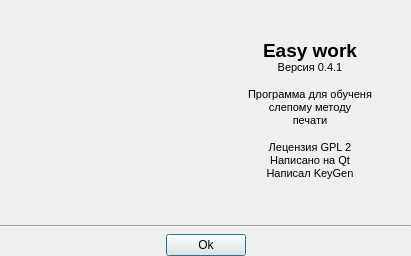
Qt form Easy-work/Plugin/what_is/ui_whatIs.ui (KeyGen/Easy-work) before a commit.
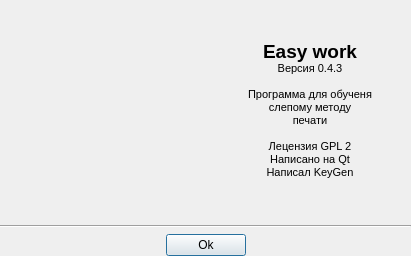
The same form after that commit. Icons and pictures are not drawn.

Commit message: Фиксация. Версия 0.4.3. Исправил ошибки, сохранения, обнавления.

Diff of the .ui file:
```diff
--- a/Easy-work/Plugin/what_is/ui_whatIs.ui
+++ b/Easy-work/Plugin/what_is/ui_whatIs.ui
@@ -40,8 +40,8 @@
           <string>&lt;!DOCTYPE HTML PUBLIC &quot;-//W3C//DTD HTML 4.0//EN&quot; &quot;http://www.w3.org/TR/REC-html40/strict.dtd&quot;&gt;
 &lt;html&gt;&lt;head&gt;&lt;meta name=&quot;qrichtext&quot; content=&quot;1&quot; /&gt;&lt;style type=&quot;text/css&quot;&gt;
 p, li { white-space: pre-wrap; }
-&lt;/style&gt;&lt;/head&gt;&lt;body style=&quot; font-family:'Ubuntu'; font-size:9pt; font-weight:400; font-style:normal;&quot;&gt;
-&lt;p align=&quot;center&quot; style=&quot; margin-top:12px; margin-bottom:12px; margin-left:0px; margin-right:0px; -qt-block-indent:0; text-indent:0px;&quot;&gt;&lt;span style=&quot; font-family:'MS Shell Dlg 2'; font-size:14pt; font-weight:600;&quot;&gt;Easy work &lt;/span&gt;&lt;span style=&quot; font-family:'MS Shell Dlg 2'; font-size:8pt;&quot;&gt;&lt;br /&gt;Версия 0.4.1&lt;br /&gt;&lt;br /&gt;Программа для обученя&lt;br /&gt;слепому методу&lt;br /&gt;печати&lt;br /&gt;&lt;br /&gt;Лецензия GPL 2&lt;br /&gt;Написано на Qt&lt;br /&gt;Написал KeyGen&lt;/span&gt;&lt;/p&gt;&lt;/body&gt;&lt;/html&gt;</string>
+&lt;/style&gt;&lt;/head&gt;&lt;body style=&quot; font-family:'MS Shell Dlg 2'; font-size:8.25pt; font-weight:400; font-style:normal;&quot;&gt;
+&lt;p align=&quot;center&quot; style=&quot; margin-top:12px; margin-bottom:12px; margin-left:0px; margin-right:0px; -qt-block-indent:0; text-indent:0px;&quot;&gt;&lt;span style=&quot; font-size:14pt; font-weight:600;&quot;&gt;Easy work &lt;/span&gt;&lt;span style=&quot; font-size:8pt;&quot;&gt;&lt;br /&gt;Версия 0.4.3&lt;br /&gt;&lt;br /&gt;Программа для обученя&lt;br /&gt;слепому методу&lt;br /&gt;печати&lt;br /&gt;&lt;br /&gt;Лецензия GPL 2&lt;br /&gt;Написано на Qt&lt;br /&gt;Написал KeyGen&lt;/span&gt;&lt;/p&gt;&lt;/body&gt;&lt;/html&gt;</string>
          </property>
         </widget>
        </item>
```
The commit also changes 77 other files.
